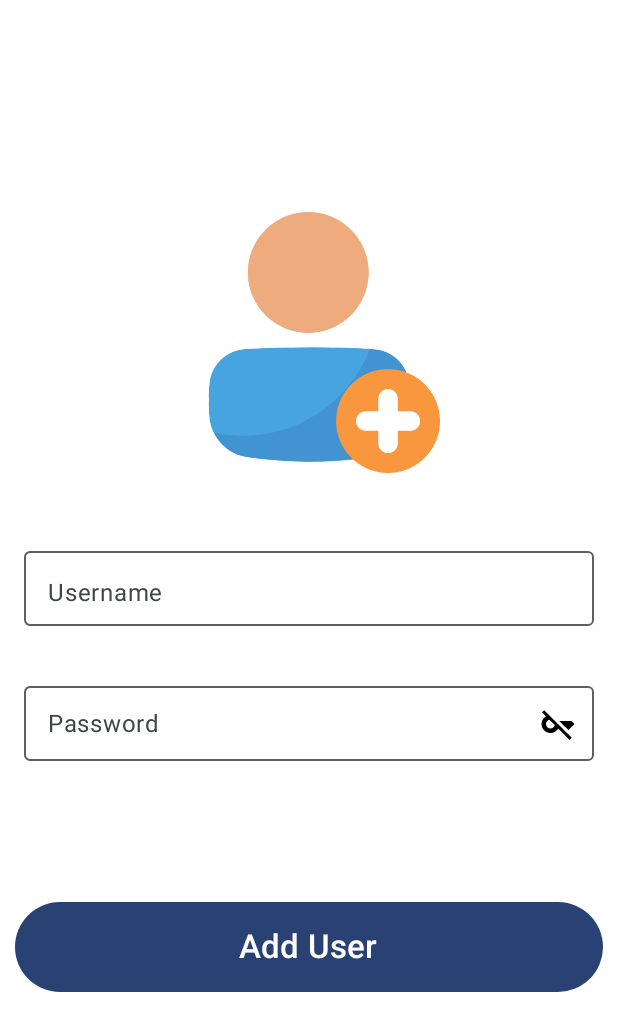
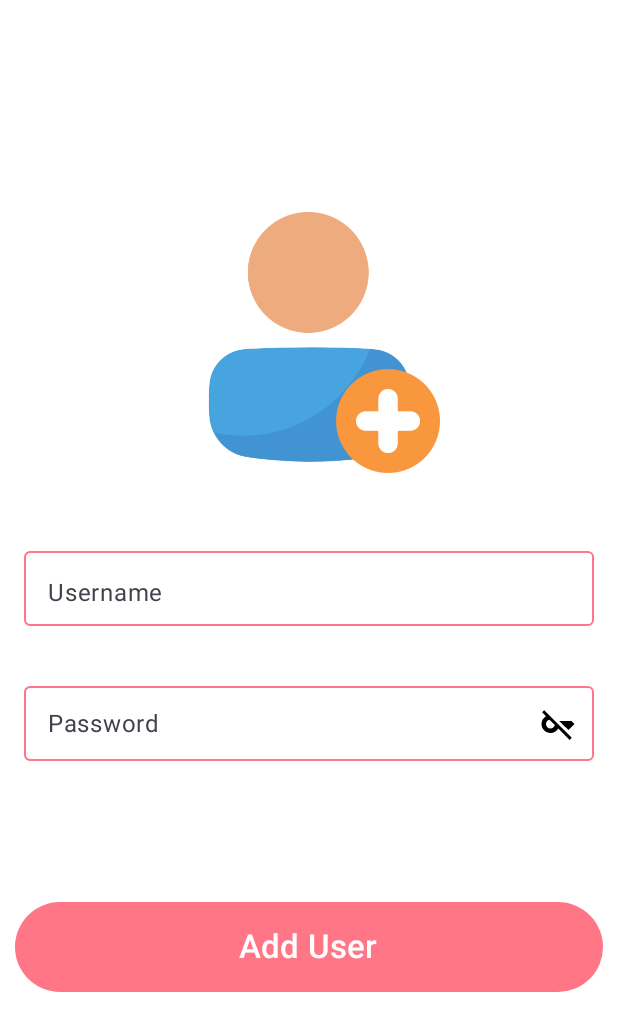
Before and after one commit to JaxongirIsmoilov/AdminFormApp, an Android app built with Jetpack Compose: the @Preview function AddScreenPrev, on a phone screen of 412 x 824 dp. Shown: the top 1031 px of the screen. Run offline under Robolectric (Android 15) with nearby library versions, the phone set to English and light mode, and no system bars; our stand-ins replace Voyager; libraries missing offline, so code that uses them is left out: org.orbitmvi.orbit.

Commit message:
Add User screen

```diff
--- a/app/src/main/java/uz/gita/jaxongir/adminformapp/presentation/adduser/AddScreen.kt
+++ b/app/src/main/java/uz/gita/jaxongir/adminformapp/presentation/adduser/AddScreen.kt
@@ -12,10 +12,13 @@ import androidx.compose.foundation.layout.padding
 import androidx.compose.foundation.layout.width
 import androidx.compose.foundation.text.KeyboardOptions
 import androidx.compose.material3.Button
+import androidx.compose.material3.ButtonDefaults
 import androidx.compose.material3.CircularProgressIndicator
 import androidx.compose.material3.IconButton
 import androidx.compose.material3.OutlinedTextField
+import androidx.compose.material3.OutlinedTextFieldDefaults
 import androidx.compose.material3.Text
+import androidx.compose.material3.TextFieldDefaults
 import androidx.compose.runtime.Composable
 import androidx.compose.runtime.getValue
 import androidx.compose.runtime.mutableStateOf
@@ -91,19 +94,26 @@ fun UserAddScreenContent(
                 .align(Alignment.CenterHorizontally)
         )
         Spacer(modifier = Modifier.height(32.dp))
-        OutlinedTextField(value = username, onValueChange = {
-            username = it
-        }, modifier = Modifier
-            .padding(vertical = 12.dp, horizontal = 16.dp)
-            .height(58.dp)
-            .fillMaxWidth(),
+        OutlinedTextField(
+            value = username, onValueChange = {
+                username = it
+            }, modifier = Modifier
+                .padding(vertical = 12.dp, horizontal = 16.dp)
+                .height(58.dp)
+                .fillMaxWidth(),
             keyboardOptions = KeyboardOptions(keyboardType = KeyboardType.Text),
-            label = { Text(text = "Username") })
+            label = { Text(text = "Username") },
+            colors = OutlinedTextFieldDefaults.colors(
+                focusedBorderColor = Color(0xFFFF3951),
+                unfocusedBorderColor = Color(0xFFFF7686),
+            )
+        )
 
         var isPasswordVisible by remember { mutableStateOf(false) }
 
         Spacer(modifier = Modifier.height(8.dp))
-        OutlinedTextField(value = password,
+        OutlinedTextField(
+            value = password,
             onValueChange = {
                 password = it
             },
@@ -126,7 +136,13 @@ fun UserAddScreenContent(
                 }
             },
             singleLine = true,
-            label = { Text(text = "Password") }
+            label = {
+                Text(text = "Password")
+            },
+            colors = OutlinedTextFieldDefaults.colors(
+                focusedBorderColor = Color(0xFFFF3951),
+                unfocusedBorderColor = Color(0xFFFF7686),
+            )
         )
         Spacer(modifier = Modifier.height(72.dp))
 
@@ -136,7 +152,13 @@ fun UserAddScreenContent(
             }, modifier = Modifier
                 .padding(10.dp)
                 .fillMaxWidth()
-                .height(60.dp)
+                .height(60.dp),
+            colors = ButtonDefaults.buttonColors(
+                containerColor =
+                (if (password.length > 3 && username.length > 3) Color(0xFFFF3951) else Color(
+                    0xFFFF7686
+                ))
+            )
         ) {
 
             if (isVisibleProgress) {
```
